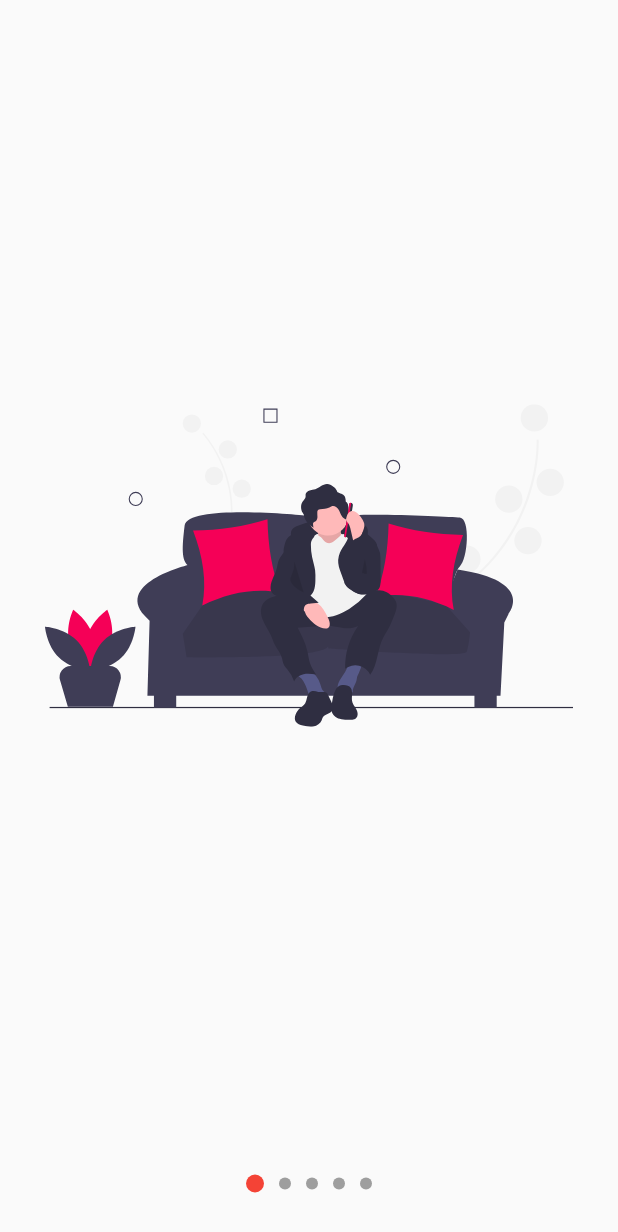
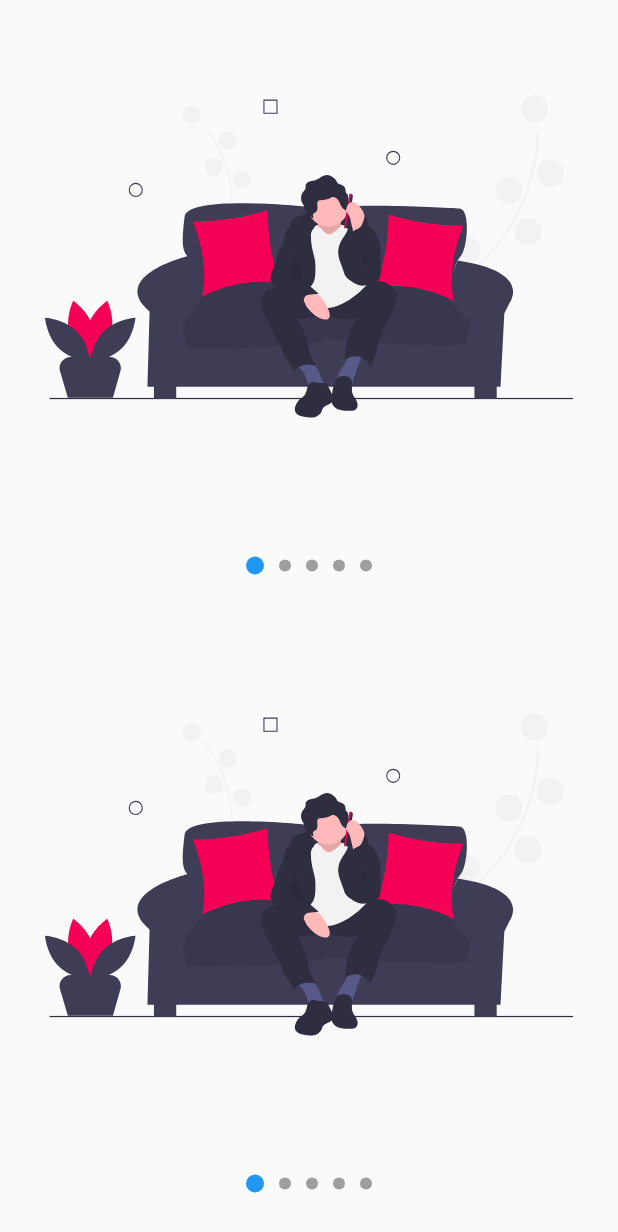
Before and after one commit to CarlosEsp710/flttr-designs, a Flutter app: the screen it shows after launch, after a tap on "Slideshow", on a phone screen of 412 x 824 dp. Shown: the top 1232 px of the screen. Run offline on Flutter 3.47's test engine with Material 2 defaults, Android fonts, the phone set to English and light mode, and no system bars; our stand-ins replace animate_do, flutter_svg, font_awesome_flutter.

Commit message:
Diseño landspace, portriat y tablets

```diff
--- a/lib/main.dart
+++ b/lib/main.dart
@@ -1,15 +1,20 @@
 import 'package:flutter/material.dart';
 
-import 'package:custom_painter/src/pages/launcher_page.dart';
 import 'package:provider/provider.dart';
 
+import 'package:custom_painter/src/models/layout_model.dart';
 import 'package:custom_painter/src/theme/theme_cahner.dart';
+import 'package:custom_painter/src/pages/launcher_tablet_page.dart';
+import 'package:custom_painter/src/pages/launcher_page.dart';
 
 void main() {
   runApp(
     ChangeNotifierProvider(
-      create: (_) => ThemeChanger(1),
-      child: const MyApp(),
+      create: (_) => LayoutModel(),
+      child: ChangeNotifierProvider(
+        create: (_) => ThemeChanger(1),
+        child: const MyApp(),
+      ),
     ),
   );
 }
@@ -25,7 +30,17 @@ class MyApp extends StatelessWidget {
       theme: appTheme.currentTheme,
       debugShowCheckedModeBanner: false,
       title: 'Diseños App',
-      home: const LauncherPage(),
+      home: OrientationBuilder(
+        builder: (BuildContext context, Orientation orientation) {
+          final screenSize = MediaQuery.of(context).size;
+
+          if (screenSize.width > 500) {
+            return const LauncherTabletPage();
+          } else {
+            return const LauncherPage();
+          }
+        },
+      ),
     );
   }
 }
--- a/lib/src/pages/slideshow_page.dart
+++ b/lib/src/pages/slideshow_page.dart
@@ -13,14 +13,38 @@ class SlideshowPage extends StatelessWidget {
   Widget build(BuildContext context) {
     final appTheme = Provider.of<ThemeChanger>(context);
 
+    bool isLarge;
+    (MediaQuery.of(context).size.height > 500)
+        ? isLarge = true
+        : isLarge = false;
+
+    final children = [
+      Expanded(
+        child: MySlideShow(appTheme: appTheme),
+      ),
+      Expanded(
+        child: MySlideShow(appTheme: appTheme),
+      ),
+    ];
+
     return Scaffold(
-      body: Column(
-        children: <Widget>[
-          Expanded(
-            child: Slideshow(
-              primaryColor: (appTheme.darkTheme)
-                  ? appTheme.currentTheme.colorScheme.secondary
-                  : Colors.red,
+      body: (isLarge) ? Column(children: children) : Row(children: children),
+    );
+  }
+}
+
+class MySlideShow extends StatelessWidget {
+  const MySlideShow({
+    Key? key,
+    required this.appTheme,
+  }) : super(key: key);
+
+  final ThemeChanger appTheme;
+
+  @override
+  Widget build(BuildContext context) {
+    return Slideshow(
+      primaryColor: appTheme.currentTheme.colorScheme.secondary,
       primaryBullet: 12,
       secondaryBullet: 8,
       slides: <Widget>[
@@ -30,10 +54,6 @@ class SlideshowPage extends StatelessWidget {
         SvgPicture.asset('assets/svg/slide-4.svg'),
         SvgPicture.asset('assets/svg/slide-5.svg'),
       ],
-            ),
-          ),
-        ],
-      ),
     );
   }
 }
```
Also changed, not shown: lib/src/models/layout_model.dart (added, +12 -0 lines), lib/src/pages/emergency_page.dart (+10 -3 lines), lib/src/pages/launcher_tablet_page.dart (added, +150 -0 lines), lib/src/pages/pinterest_page.dart (+19 -5 lines). Lines whose indentation alone changed are shown as unchanged.
